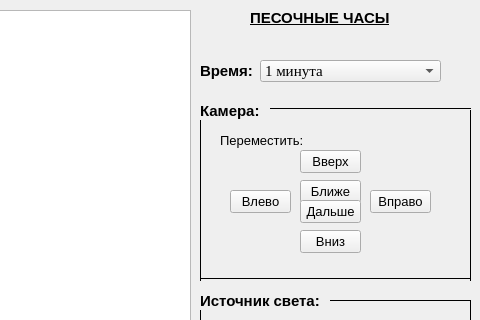
This is Coursework/coursework/mainwindow.ui in Bryanskaya/TimeIsOfTheEssence as Qt 5 draws it before an edit; both pictures show x 430 to 910 and y 0 to 320 of the 910 by 650 pixel window. The edited form follows.
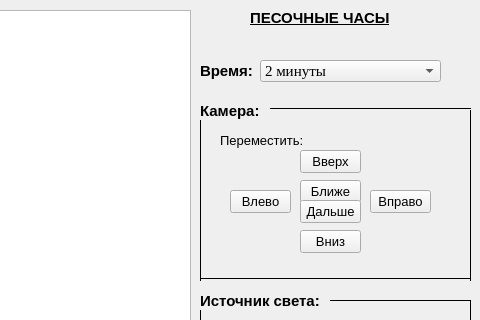
This is the edited form.

Commit message: CORRECTED: whole work

```diff
--- a/Coursework/coursework/mainwindow.ui
+++ b/Coursework/coursework/mainwindow.ui
@@ -96,6 +96,9 @@
       <bold>false</bold>
      </font>
     </property>
+    <property name="currentIndex">
+     <number>2</number>
+    </property>
     <item>
      <property name="text">
       <string>1 минута</string>
```
The commit also changes 2 other files.
